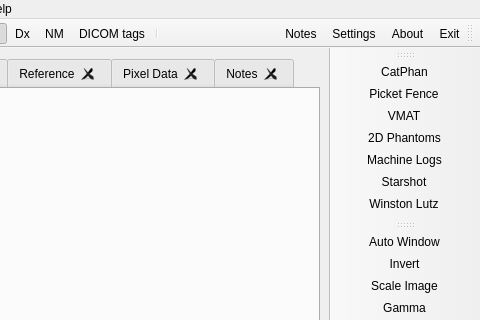
Old version of the form LinaQAForm.ui in the repository alanphys/LinaQA; both pictures show x 198 to 678 and y 0 to 320 of the 678 by 682 pixel window.
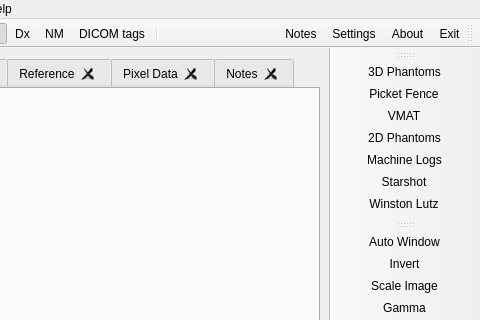
New version of the form. Icons and pictures are not drawn.

Commit message: Change Catphan to 3D phantoms in Radiotherapy menu

The edit to the form file:
```diff
--- a/LinaQAForm.ui
+++ b/LinaQAForm.ui
@@ -467,7 +467,7 @@
      <normaloff>:/Icons/Icons/Catphan.png</normaloff>:/Icons/Icons/Catphan.png</iconset>
    </property>
    <property name="text">
-    <string>CatPhan</string>
+    <string>3D Phantoms</string>
    </property>
    <property name="toolTip">
     <string>Analyse 3D Phantoms</string>
```
The commit also changes 2 other files.
